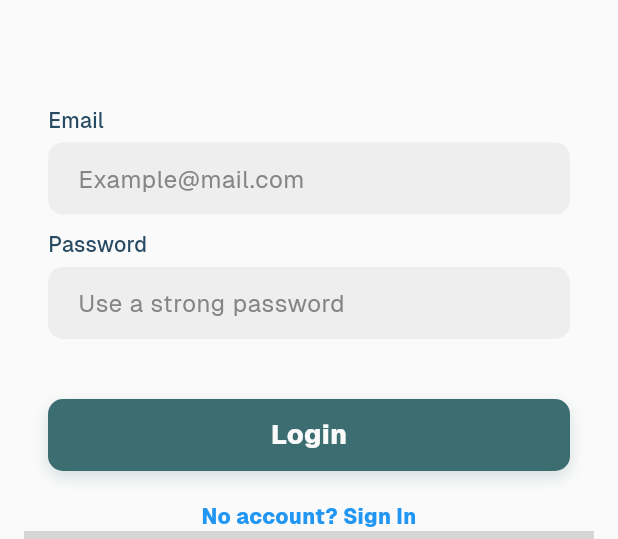
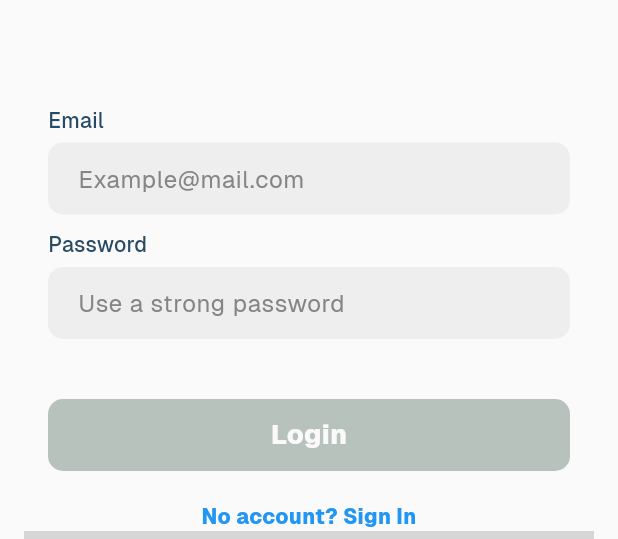
Before and after one commit to AyoDano/breezy_look, a Flutter app: the screen it shows after launch, on a phone screen of 412 x 824 dp, the part 354-893 px from its top. Run offline on Flutter 3.47's test engine with Material 3 defaults, Android fonts, the phone set to English and light mode, and no system bars; our stand-ins replace flutter_svg, google_fonts; project files that could hold a hidden picture were left out; grey boxes are pictures that could not be loaded.

Commit message:
feat(button): Add isDisabled property to IconlessButton

```diff
--- a/lib/widgets/button_no_icon.dart
+++ b/lib/widgets/button_no_icon.dart
@@ -13,17 +13,22 @@ class IconlessButtonWidget extends StatelessWidget {
 
   @override
   Widget build(BuildContext context) {
+    final bool isDisabled = onPressed == null;
+
     return GestureDetector(
-      onTap: onPressed,
+      onTap: isDisabled ? null : onPressed,
       child: Center(
         child: Padding(
           padding: const EdgeInsets.symmetric(horizontal: 16.0),
           child: Container(
             height: 48,
             decoration: BoxDecoration(
-              color: AppTheme.primaryColor,
+              color:
+                  isDisabled ? AppTheme.teritaryColor : AppTheme.primaryColor,
               borderRadius: BorderRadius.circular(10),
-              boxShadow: [
+              boxShadow: isDisabled
+                  ? []
+                  : [
                       BoxShadow(
                         color: AppTheme.primaryColor.withValues(alpha: 0.2),
                         blurRadius: 8,
```
Lines whose indentation alone changed are shown as unchanged.
